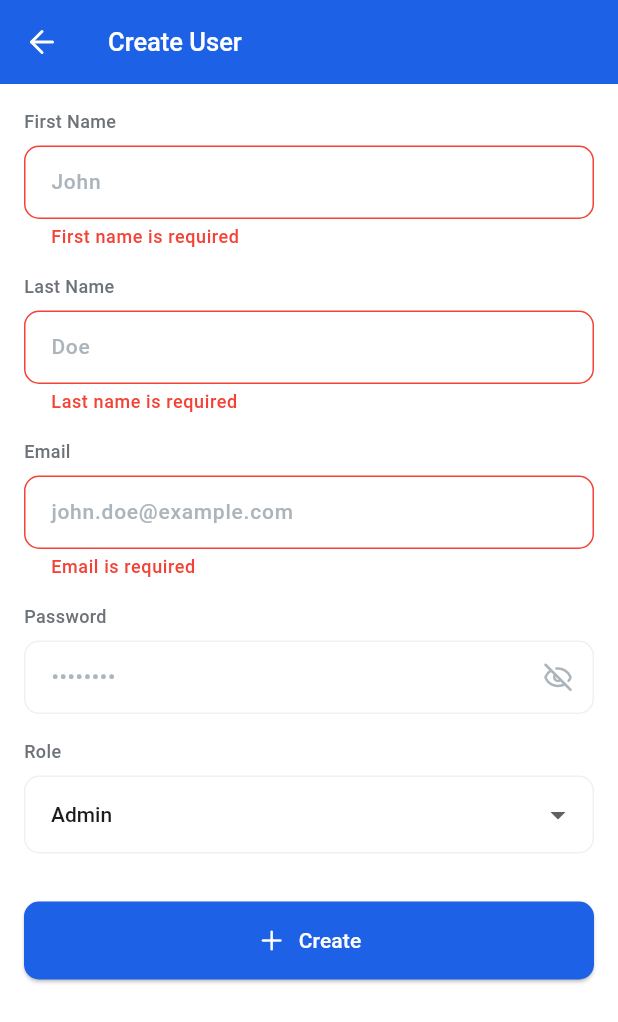
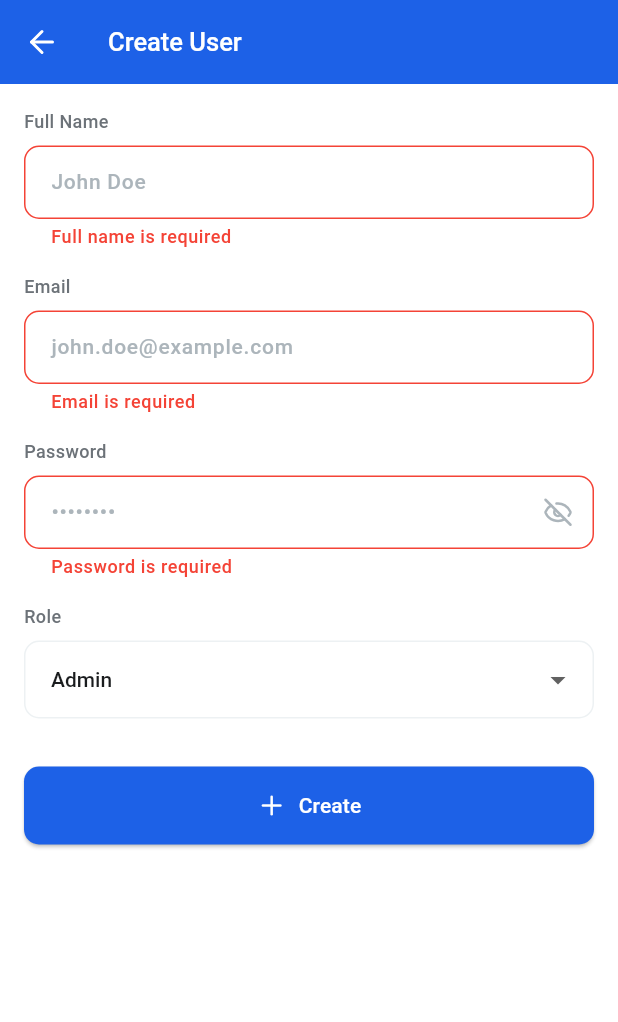
Before and after one commit to aliyansajid/rotorsync-admin, a Flutter app: the UserFormScreen screen opened directly, after a tap on "Create", on a phone screen of 412 x 824 dp. Shown: the top 1022 px of the screen. Run offline on Flutter 3.47's test engine with Material 3 defaults, Android fonts, the phone set to English and light mode, and no system bars; our stand-ins replace cloud_firestore, firebase_auth, firebase_core, flutter_dotenv, lucide_icons; missing offline and left inert: mqtt_client; accounts and stored records are empty.

Commit message:
Refactor: optimize and fix user form screen and controller

```diff
--- a/client/lib/controllers/user_form_controller.dart
+++ b/client/lib/controllers/user_form_controller.dart
@@ -1,90 +1,50 @@
+import 'package:flutter/foundation.dart';
 import 'package:flutter/material.dart';
 import 'package:http/http.dart' as http;
 import 'dart:convert';
 import 'package:rotorsync_admin/widgets/custom_snackbar.dart';
 import 'package:flutter_dotenv/flutter_dotenv.dart';
-import '../utils/validators.dart';
 
 class UserFormController extends ChangeNotifier {
   static const String userCreatedMessage = "User created successfully.";
   static const String userUpdatedMessage = "User updated successfully.";
-  final String backendUrl =
-      dotenv.env['BACKEND_URL'] ?? 'http://localhost:5000';
+  final String backendUrl = dotenv.env['BACKEND_URL'] ??
+      (kReleaseMode
+          ? throw Exception('BACKEND_URL not set')
+          : 'https://localhost:5000');
 
   final GlobalKey<FormState> formKey = GlobalKey<FormState>();
-  final TextEditingController firstNameController = TextEditingController();
-  final TextEditingController lastNameController = TextEditingController();
+  final TextEditingController fullNameController = TextEditingController();
   final TextEditingController emailController = TextEditingController();
   final TextEditingController passwordController = TextEditingController();
   String role = 'Admin';
   bool isLoading = false;
-
-  String? firstNameError;
-  String? lastNameError;
-  String? emailError;
-  String? passwordError;
 
   final String? userId;
   final Map<String, dynamic>? initialData;
 
   UserFormController({this.userId, this.initialData}) {
     if (initialData != null) {
-      firstNameController.text = initialData!['firstName'] ?? '';
-      lastNameController.text = initialData!['lastName'] ?? '';
+      fullNameController.text = initialData!['fullName'] ?? '';
       emailController.text = initialData!['email'] ?? '';
       role = initialData!['role'] ?? 'Admin';
     }
-    firstNameController.addListener(() => validateFirstName());
-    lastNameController.addListener(() => validateLastName());
-    emailController.addListener(() => validateEmail());
-    passwordController.addListener(() => validatePassword());
   }
 
-  void validateFirstName() {
-    firstNameError = Validators.validateFirstName(firstNameController.text);
-    notifyListeners();
-  }
-
-  void validateLastName() {
-    lastNameError = Validators.validateLastName(lastNameController.text);
-    notifyListeners();
-  }
-
-  void validateEmail() {
-    emailError = Validators.validateEmail(emailController.text);
-    notifyListeners();
-  }
-
-  void validatePassword() {
-    passwordError = Validators.validatePassword(passwordController.text);
+  void updateRole(String newRole) {
+    role = newRole;
     notifyListeners();
   }
 
   Future<void> submitForm(BuildContext context) async {
-    if (isLoading) return;
-
-    validateFirstName();
-    validateLastName();
-    validateEmail();
-    validatePassword();
-
-    if (firstNameError != null ||
-        lastNameError != null ||
-        emailError != null ||
-        (userId == null && passwordError != null)) {
-      return;
-    }
-    if (isLoading) return;
-
-    if (!formKey.currentState!.validate()) return;
+    if (isLoading || !formKey.currentState!.validate()) return;
 
     isLoading = true;
     notifyListeners();
 
     try {
       final Map<String, dynamic> userData = {
-        'firstName': firstNameController.text.trim(),
-        'lastName': lastNameController.text.trim(),
+        'fullName': fullNameController.text.trim(),
         'email': emailController.text.trim(),
         'role': role,
         if (passwordController.text.isNotEmpty)
@@ -104,8 +64,9 @@ class UserFormController extends ChangeNotifier {
           );
         }
       } else {
-        throw Exception(
-            'Failed to ${userId == null ? 'create' : 'update'} user');
+        final errorMessage =
+            jsonDecode(response.body)['message'] ?? 'Unknown error';
+        throw Exception(errorMessage);
       }
     } catch (e) {
       if (context.mounted) {
@@ -143,8 +104,7 @@ class UserFormController extends ChangeNotifier {
 
   @override
   void dispose() {
-    firstNameController.dispose();
-    lastNameController.dispose();
+    fullNameController.dispose();
     emailController.dispose();
     passwordController.dispose();
     super.dispose();
--- a/client/lib/screens/mqtt_screen.dart
+++ b/client/lib/screens/mqtt_screen.dart
@@ -20,8 +20,7 @@ class MqttScreen extends StatelessWidget {
         backgroundColor: AppColors.white,
         appBar: _buildAppBar(context),
         body: GestureDetector(
-          onTap: () =>
-              FocusScope.of(context).unfocus(), // Hide keyboard on tap outside
+          onTap: () => FocusScope.of(context).unfocus(),
           child: const _MqttFormContent(),
         ),
       ),
@@ -126,7 +125,6 @@ class _MqttFormContent extends StatelessWidget {
               hintText: "broker.hivemq.com",
               enabled: !controller.fieldsDisabled,
               validator: Validators.validateBrokerUrl,
-              errorText: controller.brokerError,
             );
           },
         ),
@@ -146,10 +144,6 @@ class _MqttFormContent extends StatelessWidget {
           keyboardType: TextInputType.number,
           enabled: !controller.fieldsDisabled,
           validator: Validators.validatePort,
-          errorText: controller.portError,
-          onChanged: (value) {
-            controller.validatePort();
-          },
         ),
       ],
     );
@@ -166,10 +160,6 @@ class _MqttFormContent extends StatelessWidget {
           hintText: "mqtt",
           enabled: !controller.fieldsDisabled,
           validator: Validators.validateBasePath,
-          errorText: controller.basePathError,
-          onChanged: (value) {
-            controller.validateBasePath();
-          },
         ),
       ],
     );
@@ -186,10 +176,6 @@ class _MqttFormContent extends StatelessWidget {
           hintText: "john",
           enabled: !controller.fieldsDisabled,
           validator: Validators.validateUsername,
-          errorText: controller.usernameError,
-          onChanged: (value) {
-            controller.validateUsername();
-          },
         ),
       ],
     );
@@ -207,10 +193,6 @@ class _MqttFormContent extends StatelessWidget {
           isPassword: true,
           enabled: !controller.fieldsDisabled,
           validator: Validators.validatePassword,
-          errorText: controller.passwordError,
-          onChanged: (value) {
-            controller.validatePassword();
-          },
         ),
       ],
     );
--- a/client/lib/screens/user_form_screen.dart
+++ b/client/lib/screens/user_form_screen.dart
@@ -55,9 +55,7 @@ class UserFormScreenState extends State<UserFormScreen> {
                     child: Column(
                       crossAxisAlignment: CrossAxisAlignment.start,
                       children: [
-                        _buildFirstNameField(),
-                        const SizedBox(height: 16),
-                        _buildLastNameField(),
+                        _buildFullNameField(),
                         const SizedBox(height: 16),
                         _buildEmailField(),
                         const SizedBox(height: 16),
@@ -90,46 +88,25 @@ class UserFormScreenState extends State<UserFormScreen> {
         ),
       ),
       leading: IconButton(
-        icon: const Icon(LucideIcons.arrowLeft, color: AppColors.white),
+        icon: const Icon(LucideIcons.arrowLeft),
         onPressed: () => Navigator.pop(context),
       ),
     );
   }
 
-  Widget _buildFirstNameField() {
+  Widget _buildFullNameField() {
     return Column(
       crossAxisAlignment: CrossAxisAlignment.start,
       children: [
-        const Label(text: "First Name"),
+        const Label(text: "Full Name"),
         const SizedBox(height: 8),
-        Consumer<UserFormController>(
+        Selector<UserFormController, TextEditingController>(
+          selector: (_, controller) => controller.fullNameController,
           builder: (context, controller, _) {
             return InputField(
-              controller: controller.firstNameController,
-              hintText: "John",
-              validator: Validators.validateFirstName,
-              errorText: controller.firstNameError,
-            );
-          },
-        ),
-      ],
-    );
-  }
-
-  Widget _buildLastNameField() {
-    return Column(
-      crossAxisAlignment: CrossAxisAlignment.start,
-      children: [
-        const Label(text: "Last Name"),
-        const SizedBox(height: 8),
-        Consumer<UserFormController>(
-          builder: (context, controller, _) {
-            return InputField(
-              controller:
-                  controller.lastNameController, // ✅ Corrected controller
-              hintText: "Doe",
-              validator: Validators.validateLastName,
-              errorText: controller.lastNameError,
+              controller: controller,
+              hintText: "John Doe",
+              validator: Validators.validateFullName,
             );
           },
         ),
@@ -143,14 +120,14 @@ class UserFormScreenState extends State<UserFormScreen> {
       children: [
         const Label(text: "Email"),
         const SizedBox(height: 8),
-        Consumer<UserFormController>(
+        Selector<UserFormController, TextEditingController>(
+          selector: (_, controller) => controller.emailController,
           builder: (context, controller, _) {
             return InputField(
-              controller: controller.emailController,
+              controller: controller,
               hintText: "john.doe@example.com",
               keyboardType: TextInputType.emailAddress,
               validator: Validators.validateEmail,
-              errorText: controller.emailError,
             );
           },
         ),
@@ -164,16 +141,16 @@ class UserFormScreenState extends State<UserFormScreen> {
       children: [
         const Label(text: "Password"),
         const SizedBox(height: 8),
-        Consumer<UserFormController>(
+        Selector<UserFormController, TextEditingController>(
+          selector: (_, controller) => controller.passwordController,
           builder: (context, controller, _) {
             return InputField(
-              controller: controller.passwordController,
+              controller: controller,
               hintText: widget.userId == null
                   ? "••••••••"
                   : "Enter new password (optional)",
               isPassword: true,
               validator: Validators.validatePassword,
-              errorText: controller.passwordError,
             );
           },
         ),
@@ -187,14 +164,18 @@ class UserFormScreenState extends State<UserFormScreen> {
       children: [
         const Label(text: "Role"),
         const SizedBox(height: 8),
-        InputField(
-          hintText: "Select Role",
-          items: const ['Admin', 'Pilot', 'Ground Crew'],
-          value: _controller.role,
-          onChanged: (value) {
-            if (value != null) {
-              setState(() => _controller.role = value);
-            }
+        Consumer<UserFormController>(
+          builder: (context, controller, _) {
+            return InputField(
+              hintText: "Select Role",
+              items: const ['Admin', 'Pilot', 'Ground Crew'],
+              value: controller.role,
+              onChanged: (value) {
+                if (value != null) {
+                  controller.updateRole(value);
+                }
+              },
+            );
           },
         ),
       ],
@@ -202,16 +183,15 @@ class UserFormScreenState extends State<UserFormScreen> {
   }
 
   Widget _buildSubmitButton() {
-    return Consumer<UserFormController>(
-      builder: (context, controller, _) {
+    return Selector<UserFormController, bool>(
+      selector: (_, controller) => controller.isLoading,
+      builder: (context, isLoading, _) {
         return CustomButton(
           text: widget.userId != null ? "Update" : "Create",
           icon:
               widget.userId != null ? LucideIcons.refreshCcw : LucideIcons.plus,
-          isLoading: controller.isLoading,
-          onPressed: controller.isLoading
-              ? null
-              : () => controller.submitForm(context),
+          isLoading: isLoading,
+          onPressed: isLoading ? null : () => _controller.submitForm(context),
         );
       },
     );
--- a/client/lib/utils/validators.dart
+++ b/client/lib/utils/validators.dart
@@ -1,32 +1,53 @@
 class Validators {
-  // First Name validation
-  static String? validateFirstName(String? value) {
-    if (value == null || value.isEmpty) {
-      return 'First name is required';
+  // Full Name validation
+  static String? validateFullName(String? value) {
+    if (value == null || value.trim().isEmpty) {
+      return 'Full name is required';
     }
-    return null;
-  }
 
-  // Last Name validation
-  static String? validateLastName(String? value) {
-    if (value == null || value.isEmpty) {
-      return 'Last name is required';
+    // Trim extra spaces
+    value = value.trim();
+
+    // Minimum length check
+    if (value.length < 3) {
+      return 'Full name must be at least 3 characters';
     }
+
+    // Maximum length check
+    if (value.length > 50) {
+      return 'Full name cannot exceed 50 characters';
+    }
+
+    // Check for only valid characters (letters, spaces, and hyphens)
+    final RegExp nameRegExp = RegExp(r"^[A-Za-zÀ-ÖØ-öø-ÿ\s-]+$");
+    if (!nameRegExp.hasMatch(value)) {
+      return 'Full name can only contain letters, spaces, and hyphens';
+    }
+
+    // Prevent multiple consecutive spaces or hyphens
+    if (RegExp(r"\s{2,}").hasMatch(value) || RegExp(r"-{2,}").hasMatch(value)) {
+      return 'Full name cannot contain consecutive spaces or hyphens';
+    }
+
     return null;
   }
 
   // Email validation
   static String? validateEmail(String? value) {
-    if (value == null || value.isEmpty) return 'Email is required';
+    if (value == null || value.trim().isEmpty) {
+      return 'Email is required';
+    }
+
+    value = value.trim(); // Trim spaces
 
     final emailRegex =
-        RegExp(r'^[a-zA-Z0-9._%+-]+@[a-zA-Z0-9.-]+\.[a-zA-Z]{2,}$');
+        RegExp(r'^[a-zA-Z0-9][a-zA-Z0-9._%+-]*@[a-zA-Z0-9.-]+\.[a-zA-Z]{2,}$');
 
     if (!emailRegex.hasMatch(value)) {
       return 'Please enter a valid email address';
     }
 
-    if (value.contains('..') || value.endsWith('.')) {
+    if (value.contains('..') || value.endsWith('.') || value.contains(' ')) {
       return 'Invalid email format';
     }
 
@@ -36,11 +57,17 @@ class Validators {
   // Password validation
   static String? validatePassword(String? value) {
     if (value == null || value.isEmpty) {
-      return null;
+      return 'Password is required';
     }
+
+    if (value.contains(' ')) {
+      return 'Password cannot contain spaces';
+    }
+
     if (value.length < 8) {
       return 'Password must be at least 8 characters';
     }
+
     return null;
   }
 
--- a/client/lib/widgets/input_field.dart
+++ b/client/lib/widgets/input_field.dart
@@ -12,7 +12,6 @@ class InputField extends StatefulWidget {
   final bool enabled;
   final List<String>? items;
   final String? value;
-  final String? errorText;
 
   final void Function(String?)? onChanged;
 
@@ -28,7 +27,6 @@ class InputField extends StatefulWidget {
     this.items,
     this.value,
     this.onChanged,
-    this.errorText,
   });
 
   @override
@@ -56,6 +54,7 @@ class InputFieldState extends State<InputField> {
       obscureText: widget.isPassword && !_isPasswordVisible,
       keyboardType: widget.keyboardType,
       validator: widget.validator,
+      autovalidateMode: AutovalidateMode.onUserInteraction,
       enabled: widget.enabled,
       decoration: _buildInputDecoration(
         suffixIcon: widget.isPassword ? _buildPasswordVisibilityToggle() : null,
@@ -106,7 +105,6 @@ class InputFieldState extends State<InputField> {
       enabledBorder: _buildBorder(AppColors.offWhite),
       disabledBorder: _buildBorder(AppColors.offWhite),
       focusedBorder: _buildBorder(AppColors.primary, width: 2),
-      errorText: widget.errorText,
       errorStyle: const TextStyle(
         color: AppColors.red,
         fontWeight: FontWeight.w500,
```
